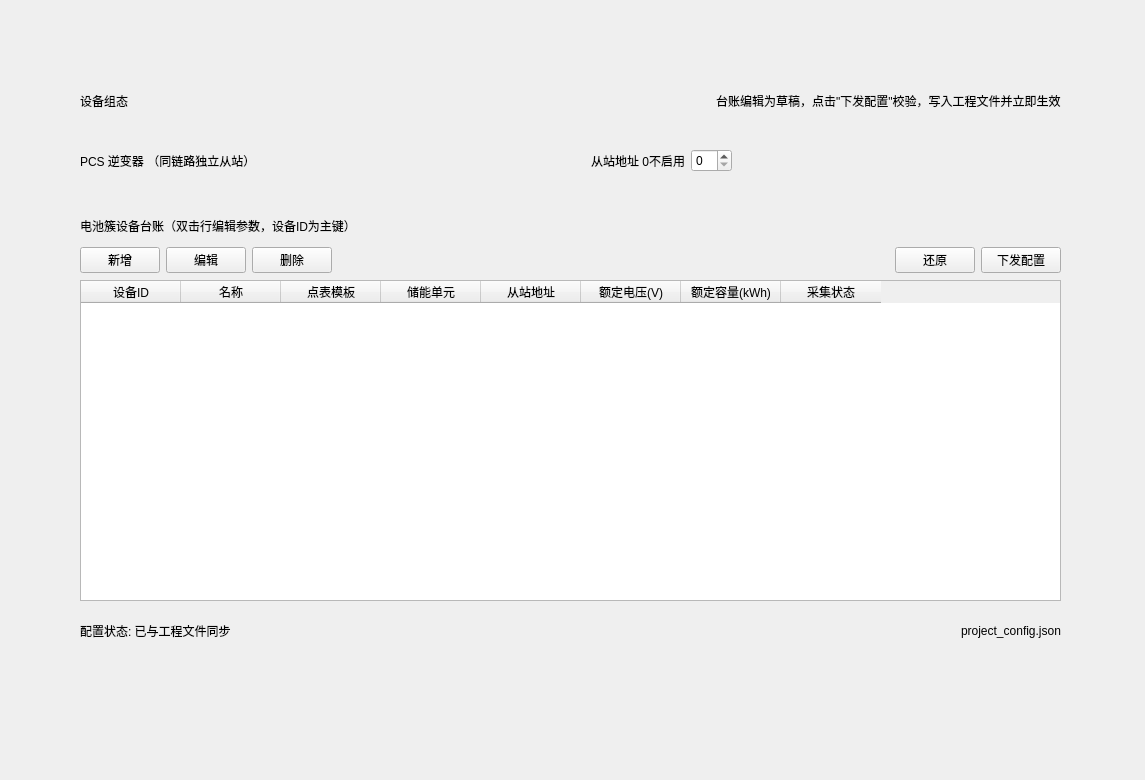
stras007/SCADA, file device/deviceconfig.ui: the form before one commit.
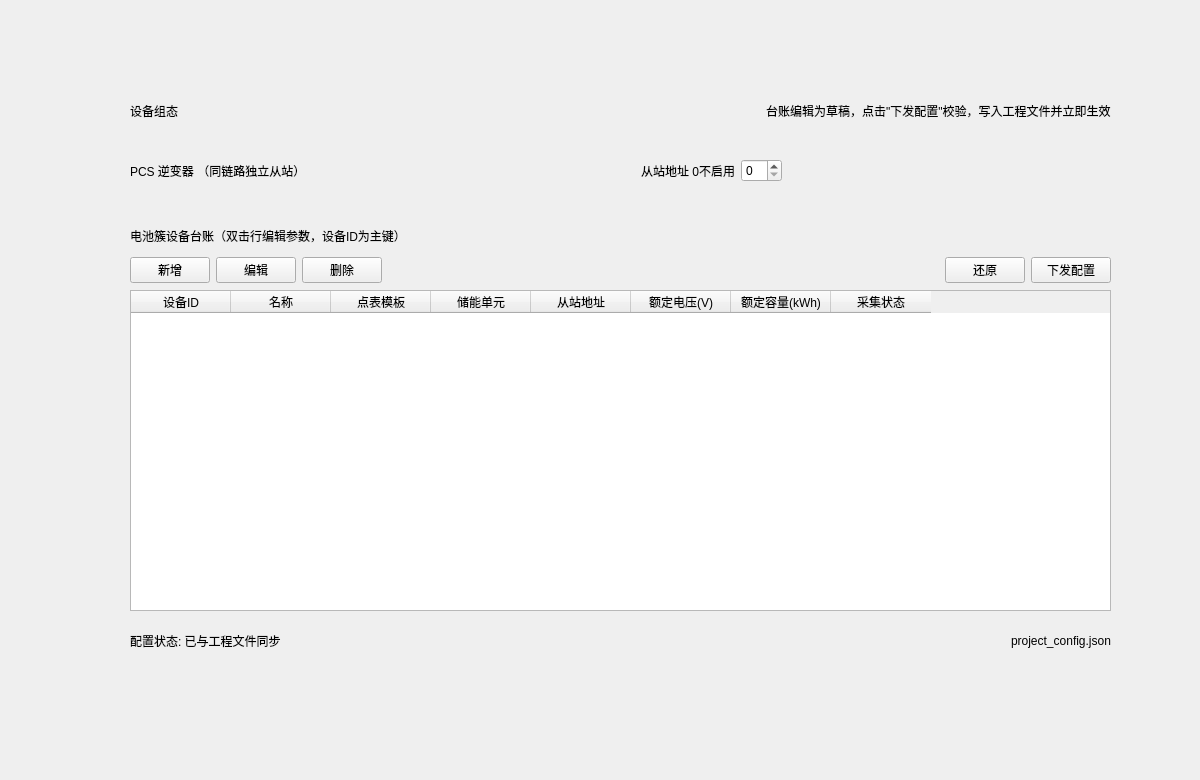
The form after the commit.

What changed in the file:
```diff
--- a/device/deviceconfig.ui
+++ b/device/deviceconfig.ui
@@ -6,7 +6,7 @@
    <rect>
     <x>0</x>
     <y>0</y>
-    <width>1145</width>
+    <width>1200</width>
     <height>780</height>
    </rect>
   </property>
@@ -16,8 +16,8 @@
   <widget class="QWidget" name="layoutWidget">
    <property name="geometry">
     <rect>
-     <x>80</x>
-     <y>140</y>
+     <x>130</x>
+     <y>150</y>
      <width>981</width>
      <height>41</height>
     </rect>
@@ -75,8 +75,8 @@
   <widget class="QLabel" name="lblDevTitle">
    <property name="geometry">
     <rect>
-     <x>80</x>
-     <y>210</y>
+     <x>130</x>
+     <y>220</y>
      <width>391</width>
      <height>31</height>
     </rect>
@@ -88,8 +88,8 @@
   <widget class="QWidget" name="layoutWidget_2">
    <property name="geometry">
     <rect>
-     <x>80</x>
-     <y>610</y>
+     <x>130</x>
+     <y>620</y>
      <width>981</width>
      <height>41</height>
     </rect>
@@ -127,8 +127,8 @@
   <widget class="QTableWidget" name="deviceTable">
    <property name="geometry">
     <rect>
-     <x>80</x>
-     <y>280</y>
+     <x>130</x>
+     <y>290</y>
      <width>981</width>
      <height>321</height>
     </rect>
@@ -177,8 +177,8 @@
   <widget class="QWidget" name="layoutWidget">
    <property name="geometry">
     <rect>
-     <x>80</x>
-     <y>240</y>
+     <x>130</x>
+     <y>250</y>
      <width>981</width>
      <height>41</height>
     </rect>
@@ -237,8 +237,8 @@
   <widget class="QWidget" name="layoutWidget">
    <property name="geometry">
     <rect>
-     <x>80</x>
-     <y>80</y>
+     <x>130</x>
+     <y>90</y>
      <width>981</width>
      <height>41</height>
     </rect>
```
